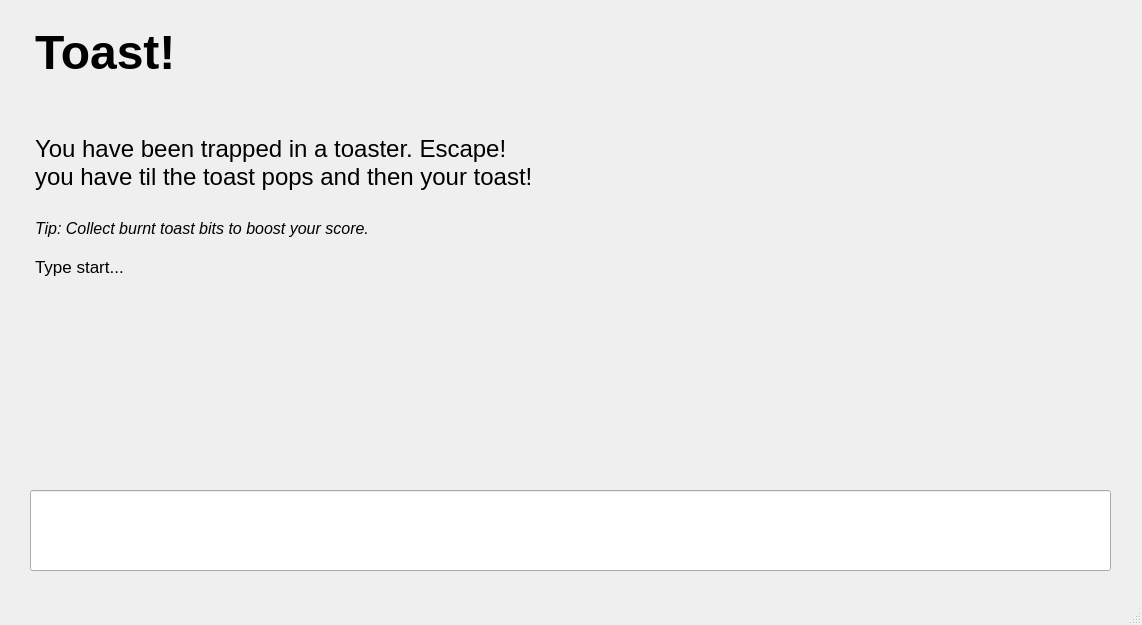
First picture: the form in mainwindow.ui, repository theadambyrne/Toast, before the edit.
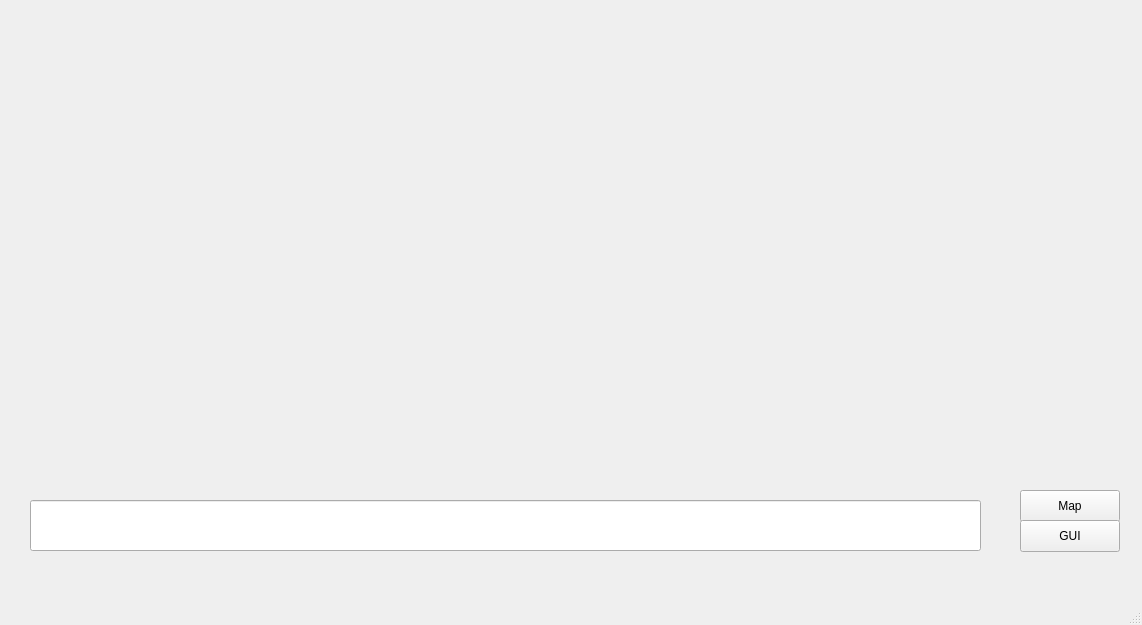
Second picture: the form after the edit.

Patch:
```diff
--- a/mainwindow.ui
+++ b/mainwindow.ui
@@ -24,14 +24,15 @@
     <property name="geometry">
      <rect>
       <x>30</x>
-      <y>490</y>
-      <width>1081</width>
-      <height>81</height>
+      <y>500</y>
+      <width>951</width>
+      <height>51</height>
      </rect>
     </property>
     <property name="styleSheet">
      <string notr="true">font-size:20px;
-padding:5px;</string>
+padding-left:15px;
+</string>
     </property>
     <property name="text">
      <string/>
@@ -56,16 +57,34 @@
 hr { height: 1px; border-width: 0; }
 li.unchecked::marker { content: &quot;\2610&quot;; }
 li.checked::marker { content: &quot;\2612&quot;; }
-&lt;/style&gt;&lt;/head&gt;&lt;body style=&quot; font-family:'.AppleSystemUIFont'; font-size:13pt; font-weight:400; font-style:normal;&quot;&gt;
-&lt;p style=&quot; margin-top:0px; margin-bottom:0px; margin-left:0px; margin-right:0px; -qt-block-indent:0; text-indent:0px;&quot;&gt;&lt;span style=&quot; font-size:36pt; font-weight:700;&quot;&gt;Toast!&lt;/span&gt;&lt;/p&gt;
-&lt;p style=&quot;-qt-paragraph-type:empty; margin-top:0px; margin-bottom:0px; margin-left:0px; margin-right:0px; -qt-block-indent:0; text-indent:0px; font-size:36pt; font-weight:700;&quot;&gt;&lt;br /&gt;&lt;/p&gt;
-&lt;p style=&quot; margin-top:0px; margin-bottom:0px; margin-left:0px; margin-right:0px; -qt-block-indent:0; text-indent:0px;&quot;&gt;&lt;span style=&quot; font-size:18pt;&quot;&gt;You have been trapped in a toaster. Escape! &lt;/span&gt;&lt;/p&gt;
-&lt;p style=&quot; margin-top:0px; margin-bottom:0px; margin-left:0px; margin-right:0px; -qt-block-indent:0; text-indent:0px;&quot;&gt;&lt;span style=&quot; font-size:18pt;&quot;&gt;you have til the toast pops and then your toast!&lt;/span&gt;&lt;/p&gt;
-&lt;p style=&quot;-qt-paragraph-type:empty; margin-top:0px; margin-bottom:0px; margin-left:0px; margin-right:0px; -qt-block-indent:0; text-indent:0px; font-size:18pt;&quot;&gt;&lt;br /&gt;&lt;/p&gt;
-&lt;p style=&quot; margin-top:0px; margin-bottom:0px; margin-left:0px; margin-right:0px; -qt-block-indent:0; text-indent:0px;&quot;&gt;&lt;span style=&quot; font-size:12pt; font-style:italic;&quot;&gt;Tip: Collect burnt toast bits to boost your score.&lt;/span&gt;&lt;/p&gt;
-&lt;p style=&quot;-qt-paragraph-type:empty; margin-top:0px; margin-bottom:0px; margin-left:0px; margin-right:0px; -qt-block-indent:0; text-indent:0px; font-size:12pt; font-style:italic;&quot;&gt;&lt;br /&gt;&lt;/p&gt;
-&lt;p style=&quot; margin-top:0px; margin-bottom:0px; margin-left:0px; margin-right:0px; -qt-block-indent:0; text-indent:0px;&quot;&gt;Type start...&lt;/p&gt;
-&lt;p style=&quot;-qt-paragraph-type:empty; margin-top:0px; margin-bottom:0px; margin-left:0px; margin-right:0px; -qt-block-indent:0; text-indent:0px; font-size:12pt; font-style:italic;&quot;&gt;&lt;br /&gt;&lt;/p&gt;&lt;/body&gt;&lt;/html&gt;</string>
+&lt;/style&gt;&lt;/head&gt;&lt;body style=&quot; font-family:'Courier new'; font-size:17pt; font-weight:400; font-style:normal;&quot;&gt;
+&lt;p style=&quot;-qt-paragraph-type:empty; margin-top:0px; margin-bottom:0px; margin-left:0px; margin-right:0px; -qt-block-indent:0; text-indent:0px; font-family:'.AppleSystemUIFont'; font-size:13pt;&quot;&gt;&lt;br /&gt;&lt;/p&gt;&lt;/body&gt;&lt;/html&gt;</string>
+    </property>
+   </widget>
+   <widget class="QPushButton" name="mapButton">
+    <property name="geometry">
+     <rect>
+      <x>1020</x>
+      <y>490</y>
+      <width>100</width>
+      <height>32</height>
+     </rect>
+    </property>
+    <property name="text">
+     <string>Map</string>
+    </property>
+   </widget>
+   <widget class="QPushButton" name="guiButton">
+    <property name="geometry">
+     <rect>
+      <x>1020</x>
+      <y>520</y>
+      <width>100</width>
+      <height>32</height>
+     </rect>
+    </property>
+    <property name="text">
+     <string>GUI</string>
     </property>
    </widget>
   </widget>
```
Left out of the diff: 3 changed lines with no effect on the pictures.
